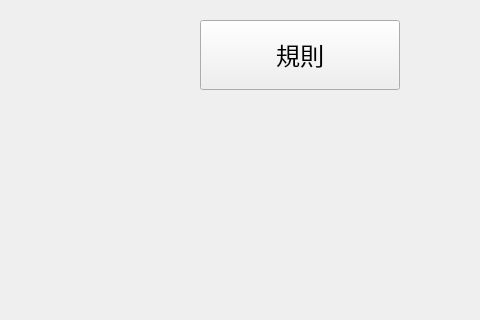
Before: the Qt Designer form src/ui/introwidget.ui in hwc20896/EMProj_CMake, drawn with Qt 5; both pictures show x 520 to 1000 and y 0 to 320 of the 1000 by 700 pixel window.
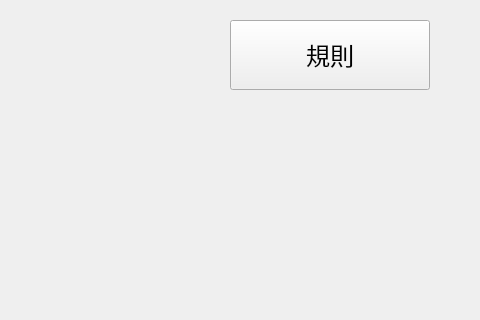
After: the same form once the commit is applied.

Commit message: Slightly improved the UI location

```diff
--- a/src/ui/introwidget.ui
+++ b/src/ui/introwidget.ui
@@ -35,7 +35,7 @@
   <widget class="QPushButton" name="ruleButton">
    <property name="geometry">
     <rect>
-     <x>720</x>
+     <x>750</x>
      <y>20</y>
      <width>200</width>
      <height>70</height>
```
The commit also changes 2 other files.
